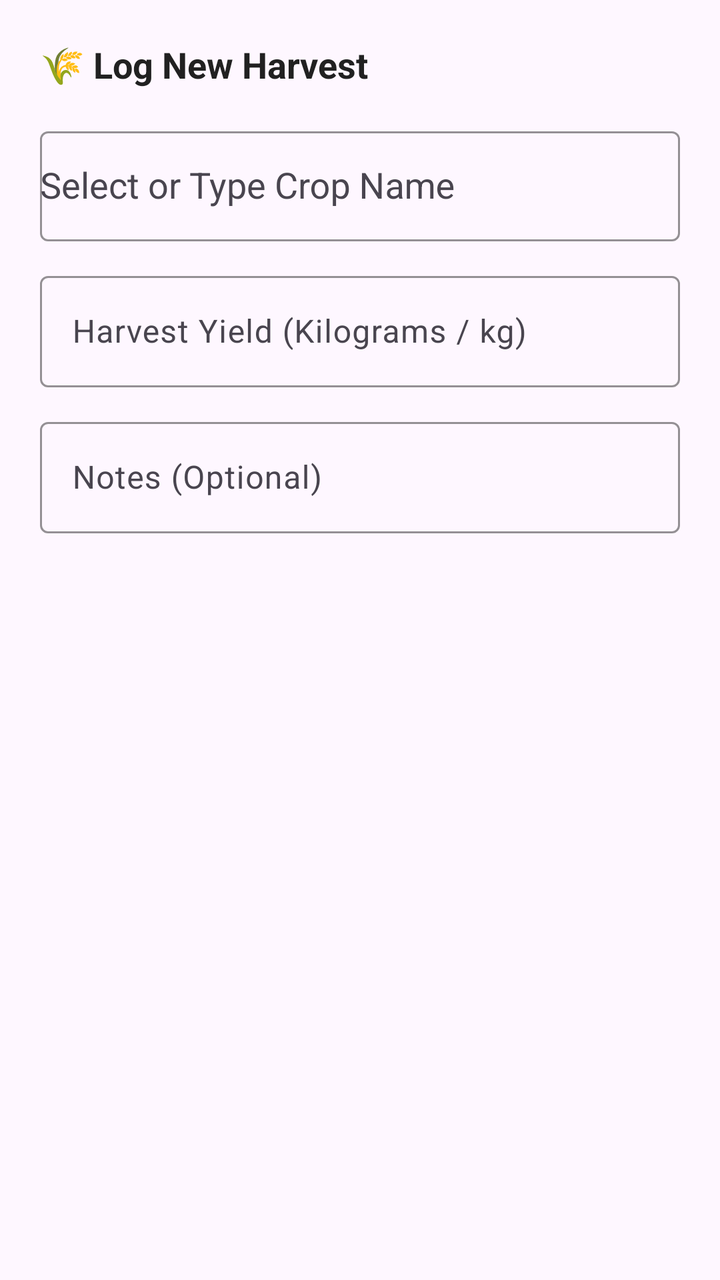
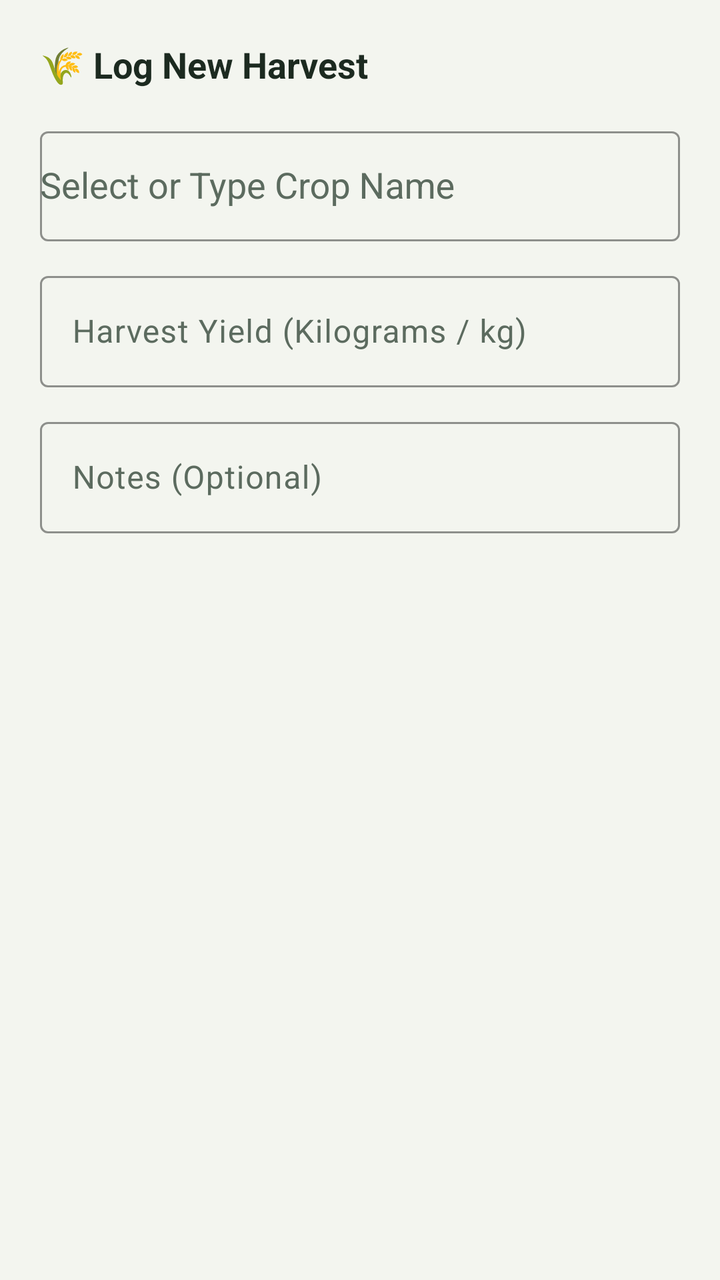

Before-and-after screenshots of an Android layout around one commit, followed by the original layout XML and the change that was made.
<!-- AndroidManifest.xml: application theme Theme.Vinland -->
<!-- res/layout/dialog_add_harvest.xml -->
<?xml version="1.0" encoding="utf-8"?>
<LinearLayout xmlns:android="http://schemas.android.com/apk/res/android"
    xmlns:app="http://schemas.android.com/apk/res-auto"
    android:layout_width="match_parent"
    android:layout_height="wrap_content"
    android:orientation="vertical"
    android:padding="20dp">

    <TextView
        android:layout_width="wrap_content"
        android:layout_height="wrap_content"
        android:text="🌾 Log New Harvest"
        android:textColor="#212121"
        android:textSize="18sp"
        android:textStyle="bold" />

    
    <com.google.android.material.textfield.TextInputLayout
        style="@style/Widget.Material3.TextInputLayout.OutlinedBox"
        android:layout_width="match_parent"
        android:layout_height="wrap_content"
        android:layout_marginTop="16dp"
        android:hint="Select or Type Crop Name"
        app:boxStrokeColor="#2E7D32"
        app:hintTextColor="#2E7D32">

        <AutoCompleteTextView
            android:id="@+id/actvDialogCropName"
            android:layout_width="match_parent"
            android:layout_height="55dp"
            android:completionThreshold="1"
            android:inputType="textCapWords" />
    </com.google.android.material.textfield.TextInputLayout>

    
    <com.google.android.material.textfield.TextInputLayout
        style="@style/Widget.Material3.TextInputLayout.OutlinedBox"
        android:layout_width="match_parent"
        android:layout_height="wrap_content"
        android:layout_marginTop="12dp"
        android:hint="Harvest Yield (Kilograms / kg)"
        app:boxStrokeColor="#2E7D32"
        app:hintTextColor="#2E7D32">

        <com.google.android.material.textfield.TextInputEditText
            android:id="@+id/etDialogQuantity"
            android:layout_width="match_parent"
            android:layout_height="wrap_content"
            android:inputType="numberDecimal" />
    </com.google.android.material.textfield.TextInputLayout>

    
    <com.google.android.material.textfield.TextInputLayout
        style="@style/Widget.Material3.TextInputLayout.OutlinedBox"
        android:layout_width="match_parent"
        android:layout_height="wrap_content"
        android:layout_marginTop="12dp"
        android:hint="Notes (Optional)"
        app:boxStrokeColor="#2E7D32"
        app:hintTextColor="#2E7D32">

        <com.google.android.material.textfield.TextInputEditText
            android:id="@+id/etDialogNotes"
            android:layout_width="match_parent"
            android:layout_height="wrap_content"
            android:inputType="textMultiLine"
            android:maxLines="3" />
    </com.google.android.material.textfield.TextInputLayout>

</LinearLayout>
<!-- resources referenced by this layout -->
<resources>
  <style name="Theme.Vinland" parent="Base.Theme.Vinland" />
  <style name="Base.Theme.Vinland" parent="Theme.Material3.DayNight.NoActionBar">
          
          
      </style>
</resources>

<!-- the commit's change to res/layout/dialog_add_harvest.xml (unified diff, before → after) -->
@@ -10,7 +10,7 @@
         android:layout_width="wrap_content"
         android:layout_height="wrap_content"
         android:text="🌾 Log New Harvest"
-        android:textColor="#212121"
+        android:textColor="#1C2A20"
         android:textSize="18sp"
         android:textStyle="bold" />
 
<!-- resource entries referenced after the edit -->
@@ -1,9 +1,42 @@
 <!-- resources referenced by this layout -->
 <resources>
   <style name="Theme.Vinland" parent="Base.Theme.Vinland" />
-  <style name="Base.Theme.Vinland" parent="Theme.Material3.DayNight.NoActionBar">
+  <style name="Base.Theme.Vinland" parent="Theme.Material3.Light.NoActionBar">
+          <item name="colorPrimary">@color/vinland_fern</item>
+          <item name="colorOnPrimary">@color/white</item>
+          <item name="colorPrimaryContainer">@color/vinland_mint</item>
+          <item name="colorOnPrimaryContainer">@color/vinland_forest</item>
+          <item name="colorSecondary">@color/vinland_forest</item>
+          <item name="colorOnSecondary">@color/white</item>
+          <item name="colorSecondaryContainer">@color/vinland_leaf</item>
+          <item name="colorOnSecondaryContainer">@color/vinland_forest</item>
+          <item name="colorTertiary">@color/vinland_forest</item>
+          <item name="colorError">@color/vinland_error</item>
+          <item name="android:colorBackground">@color/vinland_paper</item>
+          <item name="colorSurface">@color/white</item>
+          <item name="colorSurfaceContainerHigh">@color/white</item>
+          <item name="colorOnSurface">@color/vinland_ink</item>
+          <item name="colorOnSurfaceVariant">@color/vinland_muted</item>
+          <item name="colorOutline">@color/vinland_line</item>
+          <item name="colorControlActivated">@color/vinland_fern</item>
+          <item name="android:textColorHighlight">@color/vinland_mint</item>
           
+          <item name="elevationOverlayEnabled">false</item>
+  
           
+          <item name="android:windowLightStatusBar">false</item>
+          <item name="android:windowLightNavigationBar" tools:targetApi="27">true</item>
+          <item name="android:navigationBarColor">@color/vinland_paper</item>
       </style>
+  <color name="vinland_fern">#2E7D32</color>
+  <color name="white">#FFFFFFFF</color>
+  <color name="vinland_mint">#CDE8D0</color>
+  <color name="vinland_forest">#1F4D32</color>
+  <color name="vinland_leaf">#EEF5EA</color>
+  <color name="vinland_error">#D32F2F</color>
+  <color name="vinland_paper">#F3F5EF</color>
+  <color name="vinland_ink">#1C2A20</color>
+  <color name="vinland_muted">#5C6B5F</color>
+  <color name="vinland_line">#E2E7DC</color>
 </resources>
 
